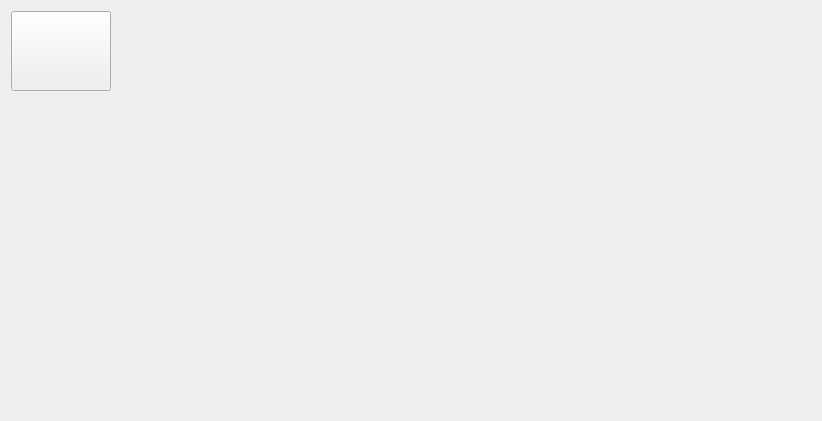
Before: the Qt Designer form PEIS_Client/healthexaminationreport.ui in ooohhhj/PEIS, drawn with Qt 5.
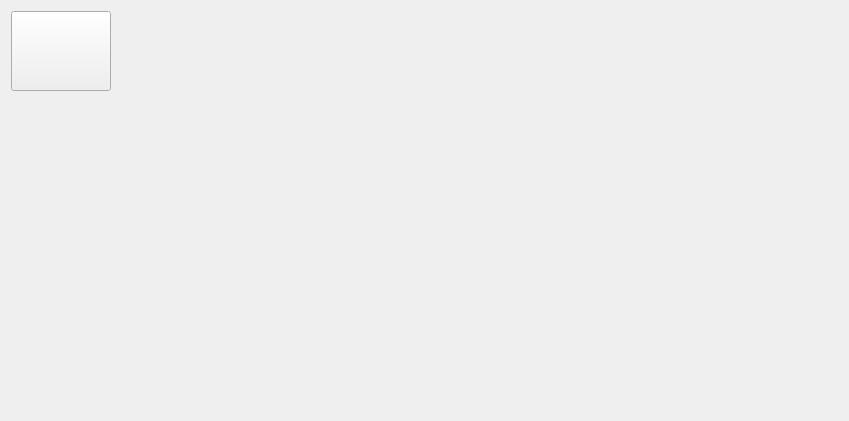
After: the same form once the commit is applied. Icons and pictures are not drawn.

Patch:
```diff
--- a/PEIS_Client/healthexaminationreport.ui
+++ b/PEIS_Client/healthexaminationreport.ui
@@ -6,7 +6,7 @@
    <rect>
     <x>0</x>
     <y>0</y>
-    <width>820</width>
+    <width>849</width>
     <height>421</height>
    </rect>
   </property>
@@ -15,7 +15,7 @@
   </property>
   <layout class="QGridLayout" name="gridLayout">
    <item row="0" column="0">
-    <layout class="QVBoxLayout" name="verticalLayout" stretch="0,0,0,0">
+    <layout class="QVBoxLayout" name="verticalLayout" stretch="0,0,1,0">
      <item>
       <layout class="QHBoxLayout" name="horizontalLayout_3">
        <item>
@@ -110,7 +110,7 @@
         <enum>Qt::Vertical</enum>
        </property>
        <property name="sizeType">
-        <enum>QSizePolicy::Maximum</enum>
+        <enum>QSizePolicy::Fixed</enum>
        </property>
        <property name="sizeHint" stdset="0">
         <size>
```
